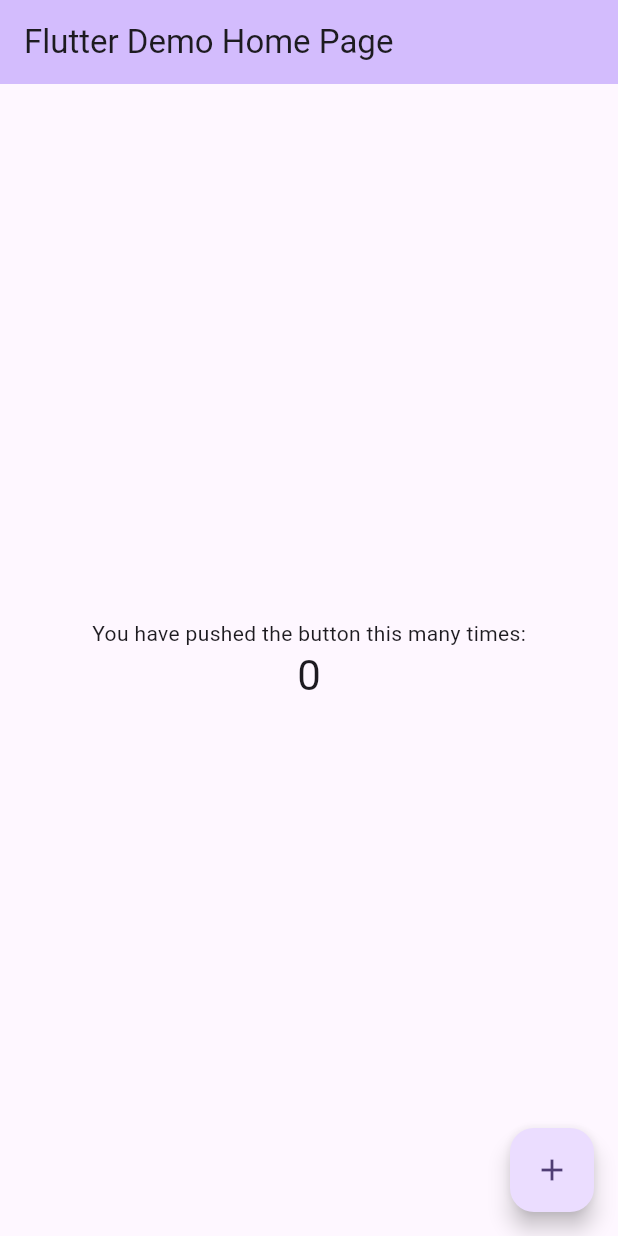
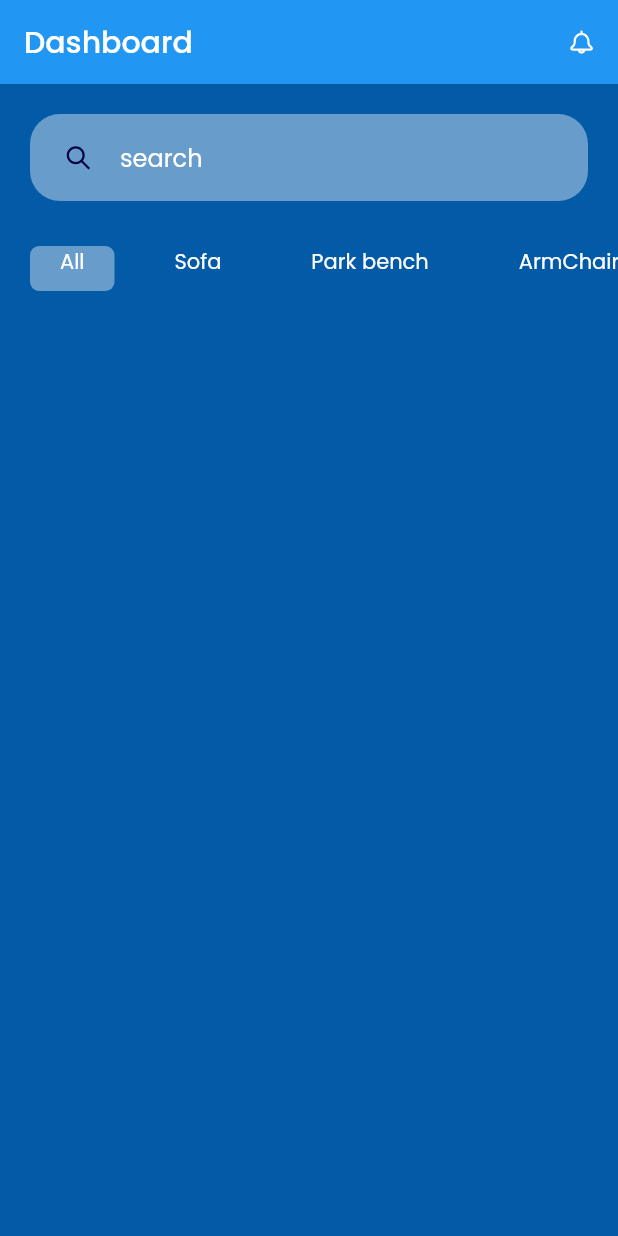
Before and after one commit to 0122345/flutter_ui, a Flutter app: the screen it shows after launch, on a phone screen of 412 x 824 dp. Run offline on Flutter 3.47's test engine with Material 2 defaults, Android fonts, the phone set to English and light mode, and no system bars; our stand-ins replace flutter_svg, google_fonts.

Commit message:
UI for to day

```diff
--- /dev/null
+++ b/flutterapp/lib/components/search_box.dart
@@ -0,0 +1,37 @@
+import 'package:flutter/material.dart';
+import 'package:flutter_svg/svg.dart';
+import 'package:flutterapp/constants.dart';
+
+ class SearchBox extends StatelessWidget {
+  const SearchBox({
+     Key? key,
+    //required this.onChanged,
+  }) : super(key: key);
+  //final ValueChanged onChanged;
+
+  @override
+  Widget build(BuildContext context) {
+    return Container(
+      margin: const EdgeInsets.all(kDefaultPadding),
+      padding: EdgeInsets.symmetric(
+        horizontal: kDefaultPadding,
+        vertical: kDefaultPadding / 4,
+      ),
+      decoration: BoxDecoration(
+        color: Colors.white.withOpacity(0.4),
+        borderRadius: BorderRadius.circular(20),
+      ),
+      child: TextField(
+       // onChanged: onChanged,
+        style: TextStyle(color: Colors.white),
+        decoration: InputDecoration(
+          enabledBorder: InputBorder.none,
+          focusedBorder: InputBorder.none,
+          icon: SvgPicture.asset("assets/icons/search-svgrepo-com.svg"),
+          hintText: 'search',
+          hintStyle: const TextStyle(color: Colors.white),
+        ),
+      ),
+    );
+  }
+}
--- a/flutterapp/lib/main.dart
+++ b/flutterapp/lib/main.dart
@@ -1,4 +1,7 @@
 import 'package:flutter/material.dart';
+import 'package:flutterapp/constants.dart';
+import 'package:flutterapp/screens/product/products_screen.dart';
+import 'package:google_fonts/google_fonts.dart';
 
 void main() {
   runApp(const MyApp());
@@ -11,115 +14,16 @@ class MyApp extends StatelessWidget {
   @override
   Widget build(BuildContext context) {
     return MaterialApp(
-      title: 'Flutter Demo',
+      debugShowCheckedModeBanner: false,
+      title: 'Furniture App',
       theme: ThemeData(
-        // This is the theme of your application.
-        //
-        // TRY THIS: Try running your application with "flutter run". You'll see
-        // the application has a blue toolbar. Then, without quitting the app,
-        // try changing the seedColor in the colorScheme below to Colors.green
-        // and then invoke "hot reload" (save your changes or press the "hot
-        // reload" button in a Flutter-supported IDE, or press "r" if you used
-        // the command line to start the app).
-        //
-        // Notice that the counter didn't reset back to zero; the application
-        // state is not lost during the reload. To reset the state, use hot
-        // restart instead.
-        //
-        // This works for code too, not just values: Most code changes can be
-        // tested with just a hot reload.
-        colorScheme: ColorScheme.fromSeed(seedColor: Colors.deepPurple),
-        useMaterial3: true,
+        // setting global fonts as poppins
+       textTheme: GoogleFonts.poppinsTextTheme(Theme.of(context).textTheme),
+       primaryColor:  kPrimaryColor,
+       hintColor: kPrimaryColor,
+       visualDensity: VisualDensity.adaptivePlatformDensity,
       ),
-      home: const MyHomePage(title: 'Flutter Demo Home Page'),
+      home: const ProductsScreen(),
     );
   }
 }
-
-class MyHomePage extends StatefulWidget {
-  const MyHomePage({super.key, required this.title});
-
-  // This widget is the home page of your application. It is stateful, meaning
-  // that it has a State object (defined below) that contains fields that affect
-  // how it looks.
-
-  // This class is the configuration for the state. It holds the values (in this
-  // case the title) provided by the parent (in this case the App widget) and
-  // used by the build method of the State. Fields in a Widget subclass are
-  // always marked "final".
-
-  final String title;
-
-  @override
-  State<MyHomePage> createState() => _MyHomePageState();
-}
-
-class _MyHomePageState extends State<MyHomePage> {
-  int _counter = 0;
-
-  void _incrementCounter() {
-    setState(() {
-      // This call to setState tells the Flutter framework that something has
-      // changed in this State, which causes it to rerun the build method below
-      // so that the display can reflect the updated values. If we changed
-      // _counter without calling setState(), then the build method would not be
-      // called again, and so nothing would appear to happen.
-      _counter++;
-    });
-  }
-
-  @override
-  Widget build(BuildContext context) {
-    // This method is rerun every time setState is called, for instance as done
-    // by the _incrementCounter method above.
-    //
-    // The Flutter framework has been optimized to make rerunning build methods
-    // fast, so that you can just rebuild anything that needs updating rather
-    // than having to individually change instances of widgets.
-    return Scaffold(
-      appBar: AppBar(
-        // TRY THIS: Try changing the color here to a specific color (to
-        // Colors.amber, perhaps?) and trigger a hot reload to see the AppBar
-        // change color while the other colors stay the same.
-        backgroundColor: Theme.of(context).colorScheme.inversePrimary,
-        // Here we take the value from the MyHomePage object that was created by
-        // the App.build method, and use it to set our appbar title.
-        title: Text(widget.title),
-      ),
-      body: Center(
-        // Center is a layout widget. It takes a single child and positions it
-        // in the middle of the parent.
-        child: Column(
-          // Column is also a layout widget. It takes a list of children and
-          // arranges them vertically. By default, it sizes itself to fit its
-          // children horizontally, and tries to be as tall as its parent.
-          //
-          // Column has various properties to control how it sizes itself and
-          // how it positions its children. Here we use mainAxisAlignment to
-          // center the children vertically; the main axis here is the vertical
-          // axis because Columns are vertical (the cross axis would be
-          // horizontal).
-          //
-          // TRY THIS: Invoke "debug painting" (choose the "Toggle Debug Paint"
-          // action in the IDE, or press "p" in the console), to see the
-          // wireframe for each widget.
-          mainAxisAlignment: MainAxisAlignment.center,
-          children: <Widget>[
-            const Text(
-              'You have pushed the button this many times:',
-            ),
-            Text(
-              '$_counter',
-              style: Theme.of(context).textTheme.headlineMedium,
-            ),
-          ],
-        ),
-      ),
-      floatingActionButton: FloatingActionButton(
-        onPressed: _incrementCounter,
-        tooltip: 'Increment',
-        child: const Icon(Icons.add),
-      ), // This trailing comma makes auto-formatting nicer for build methods.
-    );
-  }
-}
--- /dev/null
+++ b/flutterapp/lib/screens/product/components/body.dart
@@ -0,0 +1,56 @@
+import 'package:flutter/material.dart';
+//import 'package:flutter_svg/svg.dart';
+
+import 'package:flutterapp/components/search_box.dart';
+import '../../../constants.dart';
+
+ class Body extends StatelessWidget {
+  const Body({Key? key}) : super(key: key);
+
+  @override
+  Widget build(BuildContext context) {
+    return const Column(
+      children: <Widget>[
+         SearchBox(),
+         CategoryList(),
+      ],
+    );
+  }
+}
+
+
+class CategoryList extends StatefulWidget {
+  const CategoryList({super.key});
+
+  @override
+  State<CategoryList> createState() => _CategoryListState();
+}
+
+class _CategoryListState extends State<CategoryList> {
+  int selectedIndex = 0;
+  List categories = ['All', 'Sofa', 'Park bench', 'ArmChair'];
+  @override
+  Widget build(BuildContext context) {
+    return Container(
+      margin: const EdgeInsets.symmetric(vertical: kDefaultPadding / 2),
+      height: 30,
+      child: ListView.builder(
+        scrollDirection: Axis.horizontal,
+        itemBuilder: (context, index) => Container(
+          margin: const EdgeInsets.only(left: kDefaultPadding),
+          padding: const EdgeInsets.symmetric(horizontal: kDefaultPadding),
+          decoration: BoxDecoration(
+            color: index == selectedIndex
+                ? Colors.white.withOpacity(0.4)
+                : Colors.transparent,
+            borderRadius: BorderRadius.circular(6),
+          ),
+          child: Text(
+            categories[index],
+            style: const TextStyle(color: Colors.white),
+          ),
+        ),
+      ),
+    );
+  }
+}
--- /dev/null
+++ b/flutterapp/lib/screens/product/products_screen.dart
@@ -0,0 +1,31 @@
+import 'package:flutter/material.dart';
+import 'package:flutter_svg/flutter_svg.dart';
+import 'package:flutterapp/constants.dart';
+import 'package:flutterapp/screens/product/components/body.dart';
+
+class ProductsScreen extends StatelessWidget {
+  const ProductsScreen({super.key});
+
+  @override
+  Widget build(BuildContext context) {
+    return Scaffold(
+      backgroundColor: kPrimaryColor,
+      appBar: buildAppBar(),
+      body: Body(),
+    );
+  }
+
+  AppBar buildAppBar() {
+    return AppBar(
+     elevation: 0,
+     title: Text('Dashboard'),
+     centerTitle: false,
+      actions: <Widget>[
+      IconButton(
+        icon: SvgPicture.asset("assets/icons/notification-4-svgrepo-com.svg"),
+        onPressed: (){},
+      ),
+    ],
+    );
+  }
+}
```
Also changed, not shown: flutterapp/lib/constants.dart (added, +17 -0 lines), flutterapp/lib/models/product.dart (added, +32 -0 lines), flutterapp/pubspec.yaml (+8 -5 lines), flutterapp/assets/icons/back-svgrepo-com.svg (added), flutterapp/assets/icons/chat-chat-svgrepo-com.svg (added), flutterapp/assets/icons/notification-4-svgrepo-com.svg (added), flutterapp/assets/icons/search-svgrepo-com.svg (added), flutterapp/assets/icons/shopping-bags-svgrepo-com.svg (added), flutterapp/assets/icons/shopping-cart-with-product-inside-svgrepo-com.svg (added), flutterapp/assets/images/images1.jpg (added), flutterapp/assets/images/images2.jpg (added), flutterapp/assets/images/images3.jpg (added), flutterapp/pubspec.lock, 2 other files.
